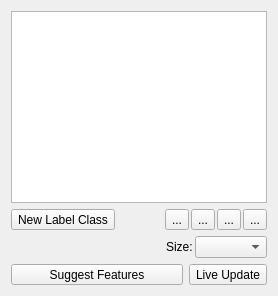
Old version of the form ilastik/applets/pixelClassification/labelingDrawer.ui in the repository ilastik/ilastik.
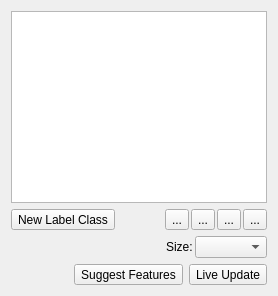
New version of the form. Icons and pictures are not drawn. Custom widgets are drawn as their Qt base class.

Commit message:
Suggest Features button: Fixed width
Adjust side-padding to avoid horizontal scroll at min width

```diff
--- a/ilastik/applets/pixelClassification/labelingDrawer.ui
+++ b/ilastik/applets/pixelClassification/labelingDrawer.ui
@@ -178,8 +178,8 @@
      <item>
       <widget class="QToolButton" name="suggestFeaturesButton">
        <property name="sizePolicy">
-        <sizepolicy hsizetype="Ignored" vsizetype="Fixed">
-         <horstretch>1</horstretch>
+        <sizepolicy hsizetype="Fixed" vsizetype="Fixed">
+         <horstretch>0</horstretch>
          <verstretch>0</verstretch>
         </sizepolicy>
        </property>
```
The commit also changes 1 other file.
